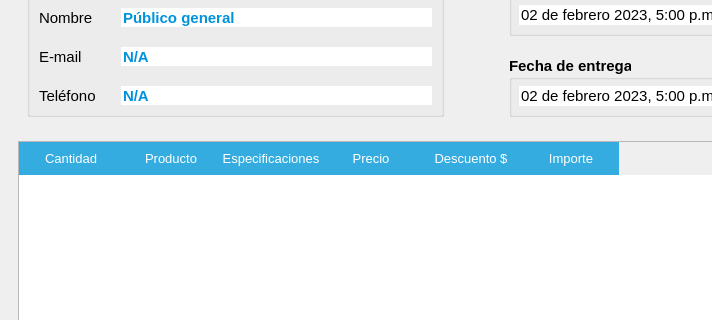
Old version of the form src/AdministrarVentas/Ui_TerminarVenta.ui in the repository ivanperez-7/printpos; both pictures show x 0 to 712 and y 125 to 445 of the 827 by 680 pixel window.
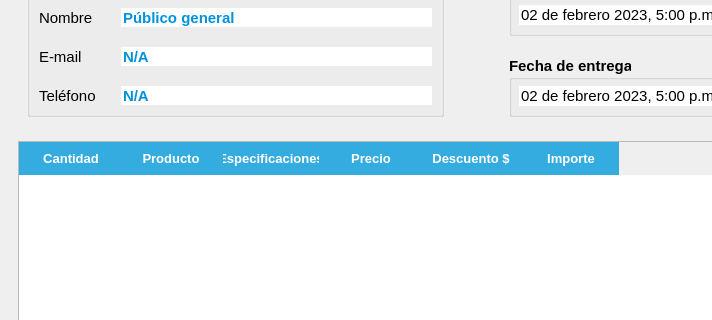
New version of the form. Icons and pictures are not drawn.

```diff
--- a/src/AdministrarVentas/Ui_TerminarVenta.ui
+++ b/src/AdministrarVentas/Ui_TerminarVenta.ui
@@ -513,13 +513,12 @@
          </property>
          <property name="font">
           <font>
-           <family>Arial</family>
            <pointsize>10</pointsize>
           </font>
          </property>
          <property name="styleSheet">
           <string notr="true">QHeaderView::section {
-	font: bold 10pt &quot;Arial&quot;;
+	font: bold 10pt;
 	color: rgb(255, 255, 255);
 	background-color: rgb(52, 172, 224);
     border: 0px;
```
Left out of the diff: 28 changed lines with no effect on the pictures.
